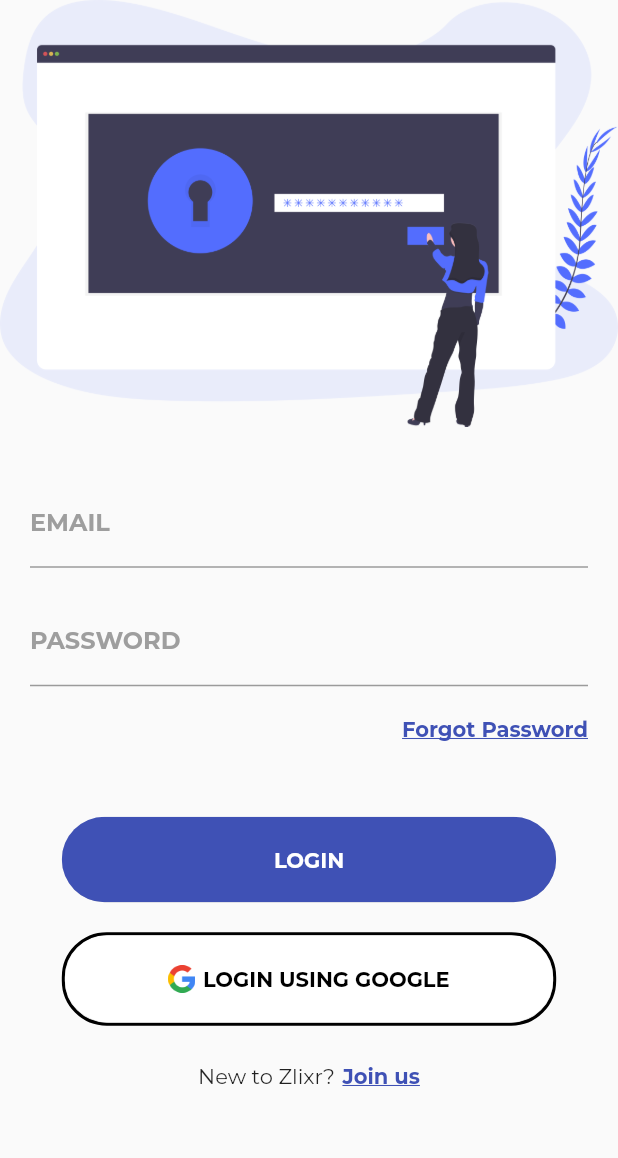
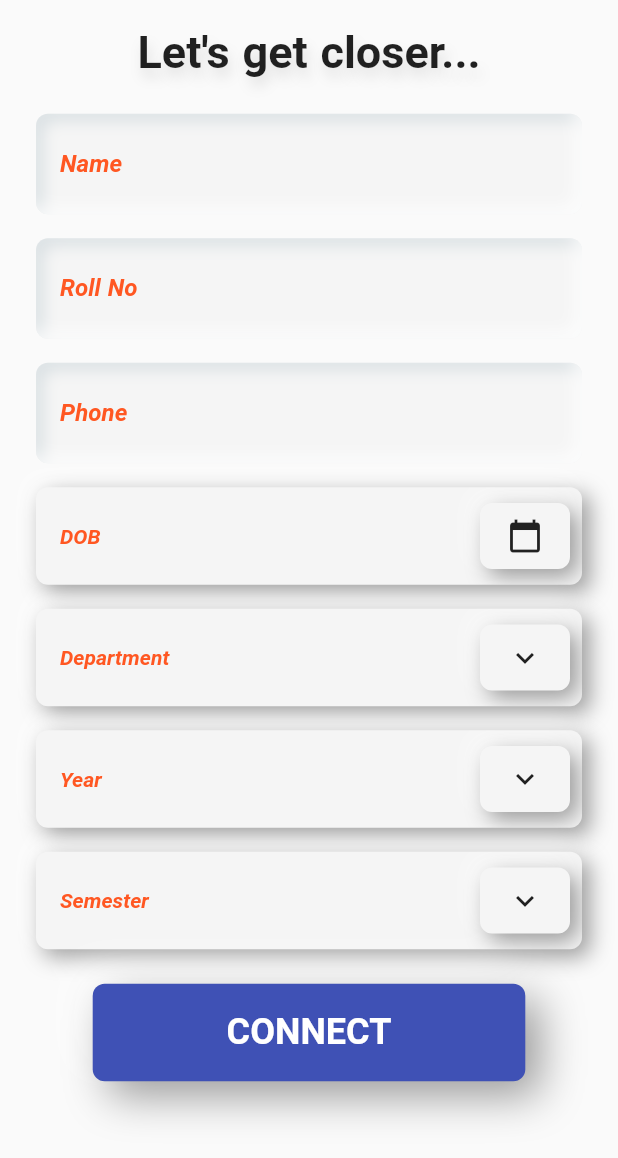
Before and after one commit to ManoVikram/ZlixrStudents, a Flutter app: the screen it shows after launch, on a phone screen of 412 x 824 dp. Shown: the top 1158 px of the screen. Run offline on Flutter 3.47's test engine with Material 2 defaults, Android fonts, the phone set to English and light mode, and no system bars; drawn by our look-alikes of flutter_neumorphic; our stand-ins replace auto_size_text, equatable, firebase_auth, firebase_core, flutter_bloc, google_fonts and 1 more; accounts and stored records are empty; Roboto replaces fonts that are missing (Oxygen).

Commit message:
Added a screen to enter the additional students' data.

```diff
--- a/lib/main.dart
+++ b/lib/main.dart
@@ -4,8 +4,11 @@
 
 import './screens/loginScreen.dart';
 import './screens/signupScreen.dart';
+import './screens/onboardingScreen.dart';
+import './screens/dataFormScreen.dart';
 
 import './models/registerStudentBloc/registerStudent_bloc.dart';
+import './models/updateStudentBloc/updateStudentData_bloc.dart';
 
 class MyApp extends StatefulWidget {
   @override
@@ -20,6 +23,9 @@
         BlocProvider<RegisterStudentBloc>(
           create: (contxt) => RegisterStudentBloc(),
         ),
+        BlocProvider<UpdateStudentDataBloc>(
+          create: (contxt) => UpdateStudentDataBloc(),
+        )
       ],
       child: MaterialApp(
         title: "Zlixr Students",
@@ -28,6 +34,7 @@
         routes: {
           LoginScreen.routeName: (contxt) => LoginScreen(),
           SignUpScreen.routeName: (contxt) => SignUpScreen(),
+          DataFormScreen.routeName: (contxt) => DataFormScreen(),
         },
       ),
     );
@@ -52,7 +59,7 @@
 
         // Once complete, show your application
         if (snapshot.connectionState == ConnectionState.done) {
-          return LoginScreen();
+          return DataFormScreen();
         }
 
         return Center(
--- /dev/null
+++ b/lib/screens/dataFormScreen.dart
@@ -0,0 +1,421 @@
+import 'package:flutter/material.dart';
+import 'package:google_fonts/google_fonts.dart';
+import 'package:flutter_neumorphic/flutter_neumorphic.dart';
+
+class DataFormScreen extends StatefulWidget {
+  static const String routeName = "/dataForm";
+
+  @override
+  _DataFormScreenState createState() => _DataFormScreenState();
+}
+
+class _DataFormScreenState extends State<DataFormScreen> {
+  final GlobalKey<FormState> _formKey = GlobalKey<FormState>();
+  final TextEditingController _nameTextController = TextEditingController();
+  final TextEditingController _rollNoTextController = TextEditingController();
+  final TextEditingController _phoneTextController = TextEditingController();
+
+  @override
+  void dispose() {
+    _nameTextController.dispose();
+    _rollNoTextController.dispose();
+    _phoneTextController.dispose();
+    super.dispose();
+  }
+
+  @override
+  Widget build(BuildContext context) {
+    final Size size = MediaQuery.of(context).size;
+
+    return Material(
+      child: SafeArea(
+        child: SingleChildScrollView(
+          physics: BouncingScrollPhysics(),
+          child: Container(
+            margin: EdgeInsets.all(16.0),
+            height: size.height,
+            width: double.infinity,
+            child: Column(
+              children: [
+                Text(
+                  "Let's get closer...",
+                  style: TextStyle(
+                    fontSize: 30.0,
+                    fontFamily: GoogleFonts.oxygen().fontFamily,
+                    fontWeight: FontWeight.bold,
+                    shadows: [
+                      Shadow(
+                        color: Colors.grey[300],
+                        blurRadius: 10.0,
+                        offset: Offset(2, 6),
+                      ),
+                    ],
+                  ),
+                  textAlign: TextAlign.center,
+                ),
+                Flexible(
+                  child: FractionallySizedBox(
+                    heightFactor: 0.20,
+                  ),
+                ),
+                Form(
+                  key: _formKey,
+                  child: ListView(
+                    physics: NeverScrollableScrollPhysics(),
+                    shrinkWrap: true,
+                    children: [
+                      Padding(
+                        padding: const EdgeInsets.all(8.0),
+                        child: Neumorphic(
+                          style: NeumorphicStyle(
+                            shadowLightColorEmboss: Colors.white,
+                            shadowDarkColorEmboss: Colors.blueGrey[100],
+                            color: Colors.grey[100],
+                            depth: -10,
+                          ),
+                          child: TextFormField(
+                            controller: _nameTextController,
+                            autocorrect: true,
+                            enableSuggestions: true,
+                            keyboardType: TextInputType.name,
+                            cursorColor: Colors.cyanAccent,
+                            cursorHeight: 24.0,
+                            cursorWidth: 3.0,
+                            textAlignVertical: TextAlignVertical.center,
+                            textAlign: TextAlign.center,
+                            textInputAction: TextInputAction.next,
+                            decoration: InputDecoration(
+                              contentPadding: EdgeInsets.all(16.0),
+                              border: InputBorder.none,
+                              labelText: "Name",
+                              hintText: "Enter your name...",
+                              labelStyle: TextStyle(
+                                color: Colors.deepOrange,
+                                fontFamily: GoogleFonts.oxygen().fontFamily,
+                                fontStyle: FontStyle.italic,
+                                fontWeight: FontWeight.bold,
+                              ),
+                            ),
+                          ),
+                        ),
+                      ),
+                      Padding(
+                        padding: const EdgeInsets.all(8.0),
+                        child: Neumorphic(
+                          style: NeumorphicStyle(
+                            shadowLightColorEmboss: Colors.white,
+                            shadowDarkColorEmboss: Colors.blueGrey[100],
+                            color: Colors.grey[100],
+                            depth: -10,
+                          ),
+                          child: TextFormField(
+                            controller: _rollNoTextController,
+                            autocorrect: true,
+                            enableSuggestions: true,
+                            keyboardType: TextInputType.text,
+                            cursorColor: Colors.cyanAccent,
+                            cursorHeight: 24.0,
+                            cursorWidth: 3.0,
+                            textAlignVertical: TextAlignVertical.center,
+                            textAlign: TextAlign.center,
+                            textInputAction: TextInputAction.next,
+                            decoration: InputDecoration(
+                              contentPadding: EdgeInsets.all(16.0),
+                              border: InputBorder.none,
+                              labelText: "Roll No",
+                              hintText: "Enter your Roll number...",
+                              labelStyle: TextStyle(
+                                color: Colors.deepOrange,
+                                fontFamily: GoogleFonts.oxygen().fontFamily,
+                                fontStyle: FontStyle.italic,
+                                fontWeight: FontWeight.bold,
+                              ),
+                            ),
+                          ),
+                        ),
+                      ),
+                      Padding(
+                        padding: const EdgeInsets.all(8.0),
+                        child: Neumorphic(
+                          style: NeumorphicStyle(
+                            shadowLightColorEmboss: Colors.white,
+                            shadowDarkColorEmboss: Colors.blueGrey[100],
+                            color: Colors.grey[100],
+                            depth: -10,
+                          ),
+                          child: TextFormField(
+                            controller: _phoneTextController,
+                            autocorrect: true,
+                            enableSuggestions: true,
+                            keyboardType: TextInputType.phone,
+                            cursorColor: Colors.cyanAccent,
+                            cursorHeight: 24.0,
+                            cursorWidth: 3.0,
+                            textAlignVertical: TextAlignVertical.center,
+                            textAlign: TextAlign.center,
+                            textInputAction: TextInputAction.done,
+                            decoration: InputDecoration(
+                              contentPadding: EdgeInsets.all(16.0),
+                              border: InputBorder.none,
+                              labelText: "Phone",
+                              hintText: "Enter your Phone number...",
+                              labelStyle: TextStyle(
+                                color: Colors.deepOrange,
+                                fontFamily: GoogleFonts.oxygen().fontFamily,
+                                fontStyle: FontStyle.italic,
+                                fontWeight: FontWeight.bold,
+                              ),
+                            ),
+                          ),
+                        ),
+                      ),
+                      Padding(
+                        padding: const EdgeInsets.all(8.0),
+                        child: Neumorphic(
+                          style: NeumorphicStyle(
+                            shadowLightColorEmboss: Colors.white,
+                            shadowDarkColorEmboss: Colors.blueGrey[100],
+                            color: Colors.grey[100],
+                            depth: 10,
+                          ),
+                          child: Container(
+                            height: 65,
+                            width: double.infinity,
+                            child: Row(
+                              mainAxisAlignment: MainAxisAlignment.spaceBetween,
+                              crossAxisAlignment: CrossAxisAlignment.center,
+                              children: [
+                                Padding(
+                                  padding: const EdgeInsets.all(16.0),
+                                  child: Text(
+                                    "DOB",
+                                    style: TextStyle(
+                                      color: Colors.deepOrange,
+                                      fontFamily:
+                                          GoogleFonts.oxygen().fontFamily,
+                                      fontStyle: FontStyle.italic,
+                                      fontWeight: FontWeight.bold,
+                                    ),
+                                  ),
+                                ),
+                                Padding(
+                                  padding: const EdgeInsets.all(8.0),
+                                  child: NeumorphicButton(
+                                    onPressed: () {},
+                                    pressed: true,
+                                    minDistance: -5,
+                                    style: NeumorphicStyle(
+                                      shadowLightColorEmboss: Colors.white,
+                                      shadowDarkColorEmboss:
+                                          Colors.blueGrey[100],
+                                      color: Colors.grey[100],
+                                      surfaceIntensity: 1.0,
+                                      depth: 10,
+                                    ),
+                                    child: Icon(
+                                      Icons.calendar_today,
+                                    ),
+                                  ),
+                                ),
+                              ],
+                            ),
+                          ),
+                        ),
+                      ),
+                      Padding(
+                        padding: const EdgeInsets.all(8.0),
+                        child: Neumorphic(
+                          style: NeumorphicStyle(
+                            shadowLightColorEmboss: Colors.white,
+                            shadowDarkColorEmboss: Colors.blueGrey[100],
+                            color: Colors.grey[100],
+                            depth: 10,
+                          ),
+                          child: Container(
+                            height: 65,
+                            width: double.infinity,
+                            child: Row(
+                              mainAxisAlignment: MainAxisAlignment.spaceBetween,
+                              crossAxisAlignment: CrossAxisAlignment.center,
+                              children: [
+                                Padding(
+                                  padding: const EdgeInsets.all(16.0),
+                                  child: Text(
+                                    "Department",
+                                    style: TextStyle(
+                                      color: Colors.deepOrange,
+                                      fontFamily:
+                                          GoogleFonts.oxygen().fontFamily,
+                                      fontStyle: FontStyle.italic,
+                                      fontWeight: FontWeight.bold,
+                                    ),
+                                  ),
+                                ),
+                                Padding(
+                                  padding: const EdgeInsets.all(8.0),
+                                  child: NeumorphicButton(
+                                    onPressed: () {},
+                                    pressed: true,
+                                    minDistance: -5,
+                                    style: NeumorphicStyle(
+                                      shadowLightColorEmboss: Colors.white,
+                                      shadowDarkColorEmboss:
+                                          Colors.blueGrey[100],
+                                      color: Colors.grey[100],
+                                      surfaceIntensity: 1.0,
+                                      depth: 10,
+                                    ),
+                                    child: Icon(Icons.expand_more),
+                                  ),
+                                ),
+                              ],
+                            ),
+                          ),
+                        ),
+                      ),
+                      Padding(
+                        padding: const EdgeInsets.all(8.0),
+                        child: Neumorphic(
+                          style: NeumorphicStyle(
+                            shadowLightColorEmboss: Colors.white,
+                            shadowDarkColorEmboss: Colors.blueGrey[100],
+                            color: Colors.grey[100],
+                            depth: 10,
+                          ),
+                          child: Container(
+                            height: 65,
+                            width: double.infinity,
+                            child: Row(
+                              mainAxisAlignment: MainAxisAlignment.spaceBetween,
+                              crossAxisAlignment: CrossAxisAlignment.center,
+                              children: [
+                                Padding(
+                                  padding: const EdgeInsets.all(16.0),
+                                  child: Text(
+                                    "Year",
+                                    style: TextStyle(
+                                      color: Colors.deepOrange,
+                                      fontFamily:
+                                          GoogleFonts.oxygen().fontFamily,
+                                      fontStyle: FontStyle.italic,
+                                      fontWeight: FontWeight.bold,
+                                    ),
+                                  ),
+                                ),
+                                Padding(
+                                  padding: const EdgeInsets.all(8.0),
+                                  child: NeumorphicButton(
+                                    onPressed: () {},
+                                    pressed: true,
+                                    minDistance: -5,
+                                    style: NeumorphicStyle(
+                                      shadowLightColorEmboss: Colors.white,
+                                      shadowDarkColorEmboss:
+                                          Colors.blueGrey[100],
+                                      color: Colors.grey[100],
+                                      surfaceIntensity: 1.0,
+                                      depth: 10,
+                                    ),
+                                    child: Icon(Icons.expand_more),
+                                  ),
+                                ),
+                              ],
+                            ),
+                          ),
+                        ),
+                      ),
+                      Padding(
+                        padding: const EdgeInsets.all(8.0),
+                        child: Neumorphic(
+                          style: NeumorphicStyle(
+                            shadowLightColorEmboss: Colors.white,
+                            shadowDarkColorEmboss: Colors.blueGrey[100],
+                            color: Colors.grey[100],
+                            depth: 10,
+                          ),
+                          child: Container(
+                            height: 65,
+                            width: double.infinity,
+                            child: Row(
+                              mainAxisAlignment: MainAxisAlignment.spaceBetween,
+                              crossAxisAlignment: CrossAxisAlignment.center,
+                              children: [
+                                Padding(
+                                  padding: const EdgeInsets.all(16.0),
+                                  child: Text(
+                                    "Semester",
+                                    style: TextStyle(
+                                      color: Colors.deepOrange,
+                                      fontFamily:
+                                          GoogleFonts.oxygen().fontFamily,
+                                      fontStyle: FontStyle.italic,
+                                      fontWeight: FontWeight.bold,
+                                    ),
+                                  ),
+                                ),
+                                Padding(
+                                  padding: const EdgeInsets.all(8.0),
+                                  child: NeumorphicButton(
+                                    onPressed: () {},
+                                    pressed: true,
+                                    minDistance: -5,
+                                    style: NeumorphicStyle(
+                                      shadowLightColorEmboss: Colors.white,
+                                      shadowDarkColorEmboss:
+                                          Colors.blueGrey[100],
+                                      color: Colors.grey[100],
+                                      surfaceIntensity: 1.0,
+                                      depth: 10,
+                                    ),
+                                    child: Icon(Icons.expand_more),
+                                  ),
+                                ),
+                              ],
+                            ),
+                          ),
+                        ),
+                      ),
+                    ],
+                  ),
+                ),
+                Flexible(
+                  child: FractionallySizedBox(
+                    heightFactor: 0.20,
+                  ),
+                ),
+                Container(
+                  height: 65,
+                  width: size.width * 0.7,
+                  child: NeumorphicButton(
+                    onPressed: () {},
+                    pressed: true,
+                    minDistance: -5,
+                    style: NeumorphicStyle(
+                      shadowLightColorEmboss: Colors.white,
+                      shadowDarkColorEmboss: Colors.blueGrey[100],
+                      color: Colors.indigo,
+                      surfaceIntensity: 1.0,
+                      depth: 20,
+                    ),
+                    child: Center(
+                      child: Text(
+                        "CONNECT",
+                        textAlign: TextAlign.center,
+                        style: TextStyle(
+                          color: Colors.white,
+                          fontFamily: GoogleFonts.oxygen().fontFamily,
+                          fontWeight: FontWeight.bold,
+                          fontSize: 24,
+                        ),
+                      ),
+                    ),
+                  ),
+                ),
+              ],
+            ),
+          ),
+        ),
+      ),
+    );
+  }
+}
--- a/lib/screens/loginScreen.dart
+++ b/lib/screens/loginScreen.dart
@@ -2,6 +2,7 @@
 import 'package:google_fonts/google_fonts.dart';
 import 'package:firebase_auth/firebase_auth.dart';
 import 'package:google_sign_in/google_sign_in.dart';
+import 'package:provider/provider.dart';
 
 import './signupScreen.dart';
 
@@ -21,6 +22,13 @@
   final _passwordTextController = TextEditingController();
   final FirebaseAuth _auth = FirebaseAuth.instance;
   UserCredential _userCredential;
+
+  @override
+  void dispose() {
+    _emailTextController.dispose();
+    _passwordTextController.dispose();
+    super.dispose();
+  }
 
   Widget _textField(String labelText, bool isPassword) {
     return TextFormField(
@@ -106,6 +114,7 @@
       resizeToAvoidBottomPadding: false,
       body: SafeArea(
         child: SingleChildScrollView(
+          physics: BouncingScrollPhysics(),
           child: Column(
             crossAxisAlignment: CrossAxisAlignment.start,
             children: [
--- a/lib/screens/signupScreen.dart
+++ b/lib/screens/signupScreen.dart
@@ -23,6 +23,13 @@
   final _passwordTextController = TextEditingController();
   final FirebaseAuth _auth = FirebaseAuth.instance;
   UserCredential _userCredential;
+
+  @override
+  void dispose() {
+    _emailTextController.dispose();
+    _passwordTextController.dispose();
+    super.dispose();
+  }
 
   Widget _textField(String labelText, bool isPassword) {
     return TextFormField(
@@ -87,6 +94,7 @@
       resizeToAvoidBottomPadding: false,
       body: SafeArea(
         child: SingleChildScrollView(
+          physics: BouncingScrollPhysics(),
           child: Column(
             crossAxisAlignment: CrossAxisAlignment.start,
             children: [
--- a/pubspec.yaml
+++ b/pubspec.yaml
@@ -45,6 +45,7 @@
   share: ^0.6.5+4
   font_awesome_flutter: ^8.11.0
   velocity_x: ^1.3.1
+  flutter_neumorphic: ^3.0.4+1
 
 
   # The following adds the Cupertino Icons font to your application.
```
Also changed, not shown: pubspec.lock.
